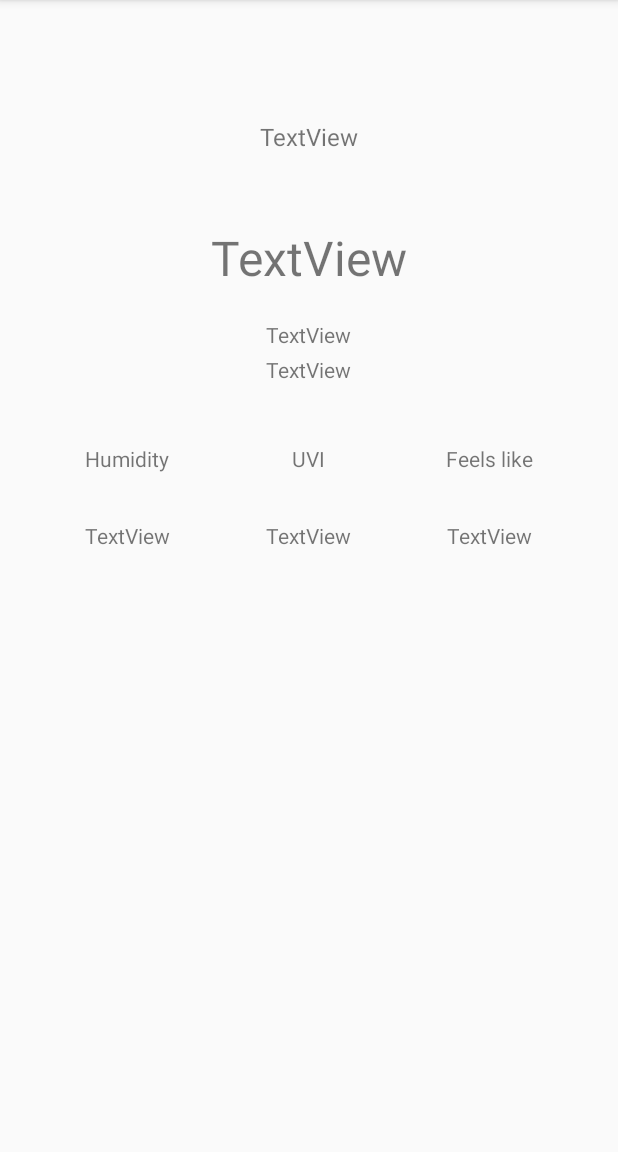
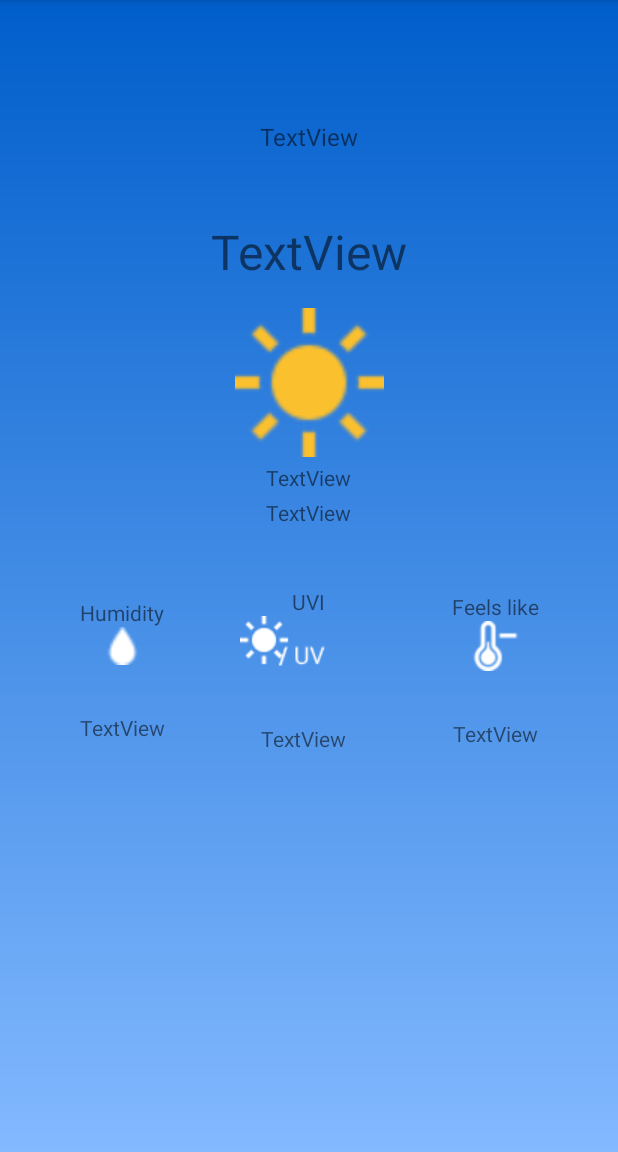
Before and after one commit to TinaElh/hetic-weatherapp-g6, an Android app: the screen it shows after launch (MainActivity), on a phone screen of 412 x 824 dp, the part 84-1236 px from its top. Run offline under Robolectric (Android 15) with nearby library versions, the phone set to English and light mode, and no system bars.

Commit message:
style addition

```diff
--- /dev/null
+++ b/app/src/main/res/drawable/gradient_black.xml
@@ -0,0 +1,12 @@
+<?xml version="1.0" encoding="utf-8"?>
+<shape
+    xmlns:android="http://schemas.android.com/apk/res/android"
+    android:shape="rectangle">
+
+    <gradient
+        android:type="linear"
+        android:angle="-90"
+        android:endColor="#4F5B62"
+        android:startColor="#000A12"
+        />
+</shape>
--- /dev/null
+++ b/app/src/main/res/drawable/gradient_blue.xml
@@ -0,0 +1,12 @@
+<?xml version="1.0" encoding="utf-8"?>
+<shape
+    xmlns:android="http://schemas.android.com/apk/res/android"
+    android:shape="rectangle">
+
+    <gradient
+        android:type="linear"
+        android:angle="-90"
+        android:endColor="#83b9ff"
+        android:startColor="#005ecb"
+        />
+</shape>
--- a/app/src/main/res/layout/activity_main.xml
+++ b/app/src/main/res/layout/activity_main.xml
@@ -4,7 +4,8 @@
     xmlns:tools="http://schemas.android.com/tools"
     android:layout_width="match_parent"
     android:layout_height="match_parent"
-    tools:context=".MainActivity">
+    tools:context=".MainActivity"
+    android:background="@drawable/gradient_blue">
 
     // Name of the city
     <TextView
@@ -19,44 +20,58 @@
         android:textSize="16dp"/>
 
     // Current temperature, current weather and its description
-    <LinearLayout xmlns:android="http://schemas.android.com/apk/res/android"
+
+    // Humidity, UVI, feels like
+
+    <LinearLayout
         android:id="@+id/linearLayoutWeather"
         android:layout_width="0dp"
         android:layout_height="wrap_content"
+        android:layout_marginTop="28dp"
         android:orientation="vertical"
-        android:layout_marginTop="32dp"
         app:layout_constraintEnd_toEndOf="parent"
+        app:layout_constraintHorizontal_bias="1.0"
         app:layout_constraintStart_toStartOf="parent"
         app:layout_constraintTop_toBottomOf="@+id/textViewCityName">
         // Current temperature
+
+        // Current weather
+
         <TextView
             android:id="@+id/textViewActualTemperature"
             android:layout_width="wrap_content"
             android:layout_height="wrap_content"
+            android:layout_gravity="center"
             android:layout_margin="16dp"
             android:text="TextView"
-            android:layout_gravity="center"
-            android:textSize="32dp"/>
-        // Current weather
+            android:textSize="32dp" />
+
+        <ImageView
+            android:id="@+id/imageView4"
+            android:layout_width="match_parent"
+            android:layout_height="99dp"
+            android:src="@drawable/soleil2" />
+
         <TextView
             android:id="@+id/textViewMainWeather"
             android:layout_width="wrap_content"
             android:layout_height="wrap_content"
+            android:layout_gravity="center"
             android:layout_margin="4dp"
-            android:text="TextView"
-            android:layout_gravity="center"/>
+            android:text="TextView" />
         // Weather's description
+
         <TextView
             android:id="@+id/textViewDescriptionWeather"
             android:layout_width="wrap_content"
             android:layout_height="wrap_content"
+            android:layout_gravity="center"
             android:layout_margin="0dp"
-            android:text="TextView"
-            android:layout_gravity="center"/>
+            android:text="TextView" />
+
     </LinearLayout>
 
-    // Humidity, UVI, feels like
-    <LinearLayout xmlns:android="http://schemas.android.com/apk/res/android"
+    <LinearLayout
         android:id="@+id/linearLayoutWeatherDetails"
         android:layout_width="0dp"
         android:layout_height="wrap_content"
@@ -68,47 +83,67 @@
         android:gravity="center">
 
         // Layout for Humidity data
-        <LinearLayout xmlns:android="http://schemas.android.com/apk/res/android"
+        <LinearLayout
             android:id="@+id/linearLayoutHumidity"
             android:layout_width="wrap_content"
             android:layout_height="wrap_content"
             android:orientation="vertical">
+
             <TextView
                 android:id="@+id/textViewHumidityTitle"
                 android:layout_width="wrap_content"
                 android:layout_height="wrap_content"
-                android:text="Humidity"
-                android:layout_gravity="center"/>
+                android:layout_gravity="center"
+                android:text="Humidity" />
+
+            <ImageView
+                android:id="@+id/imageView2"
+                android:layout_width="match_parent"
+                android:layout_height="25dp"
+                android:src="@drawable/goutte" />
+
             <TextView
                 android:id="@+id/textViewCurrentHumidity"
                 android:layout_width="wrap_content"
                 android:layout_height="wrap_content"
                 android:layout_margin="32dp"
                 android:text="TextView"/>
+
         </LinearLayout>
 
         // Layout for Uvi data
-        <LinearLayout xmlns:android="http://schemas.android.com/apk/res/android"
+
+        <LinearLayout
             android:id="@+id/linearLayoutUvi"
-            android:layout_width="wrap_content"
+            android:layout_width="128dp"
             android:layout_height="wrap_content"
             android:orientation="vertical">
+
             <TextView
                 android:id="@+id/textViewUviTitle"
                 android:layout_width="wrap_content"
                 android:layout_height="wrap_content"
-                android:text="UVI"
-                android:layout_gravity="center"/>
+                android:layout_gravity="center"
+                android:text="UVI" />
+
+            <ImageView
+                android:id="@+id/imageView3"
+                android:layout_width="116dp"
+                android:layout_height="wrap_content"
+                android:layout_marginEnd="104dp"
+                android:src="@drawable/uv" />
+
             <TextView
                 android:id="@+id/textViewCurrentUvi"
                 android:layout_width="wrap_content"
                 android:layout_height="wrap_content"
                 android:layout_margin="32dp"
-                android:text="TextView"/>
+                android:text="TextView" />
+
         </LinearLayout>
 
         // Layout feels like temperature
-        <LinearLayout xmlns:android="http://schemas.android.com/apk/res/android"
+        <LinearLayout
             android:id="@+id/linearLayoutFeelsLike"
             android:layout_width="wrap_content"
             android:layout_height="wrap_content"
@@ -119,6 +154,13 @@
                 android:layout_height="wrap_content"
                 android:text="Feels like"
                 android:layout_gravity="center"/>
+
+            <ImageView
+                android:id="@+id/imageView"
+                android:layout_width="match_parent"
+                android:layout_height="33dp"
+                android:src="@drawable/thermometer" />
+
             <TextView
                 android:id="@+id/textViewCurrentFeels"
                 android:layout_width="wrap_content"
@@ -127,6 +169,8 @@
                 android:text="TextView"/>
         </LinearLayout>
     </LinearLayout>
+
+
     <!--
     <TextView
         android:id="@+id/textViewCurrentTime"
```
Also changed, not shown: app/src/main/res/drawable/coucher.png (added), app/src/main/res/drawable/goutte.png (added), app/src/main/res/drawable/humidite.png (added), app/src/main/res/drawable/lever.png (added), app/src/main/res/drawable/lune.png (added), app/src/main/res/drawable/pin.png (added), app/src/main/res/drawable/soleil.png (added), app/src/main/res/drawable/soleil2.png (added), app/src/main/res/drawable/thermometer.png (added), app/src/main/res/drawable/uv.png (added), app/src/main/res/drawable/vent.png (added).
